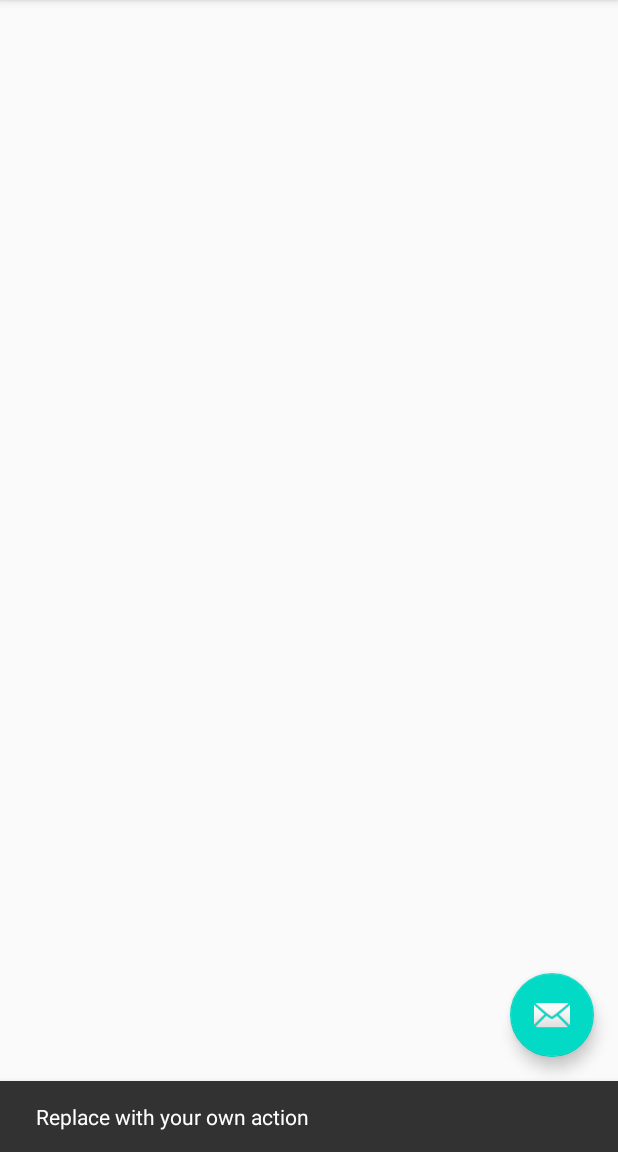
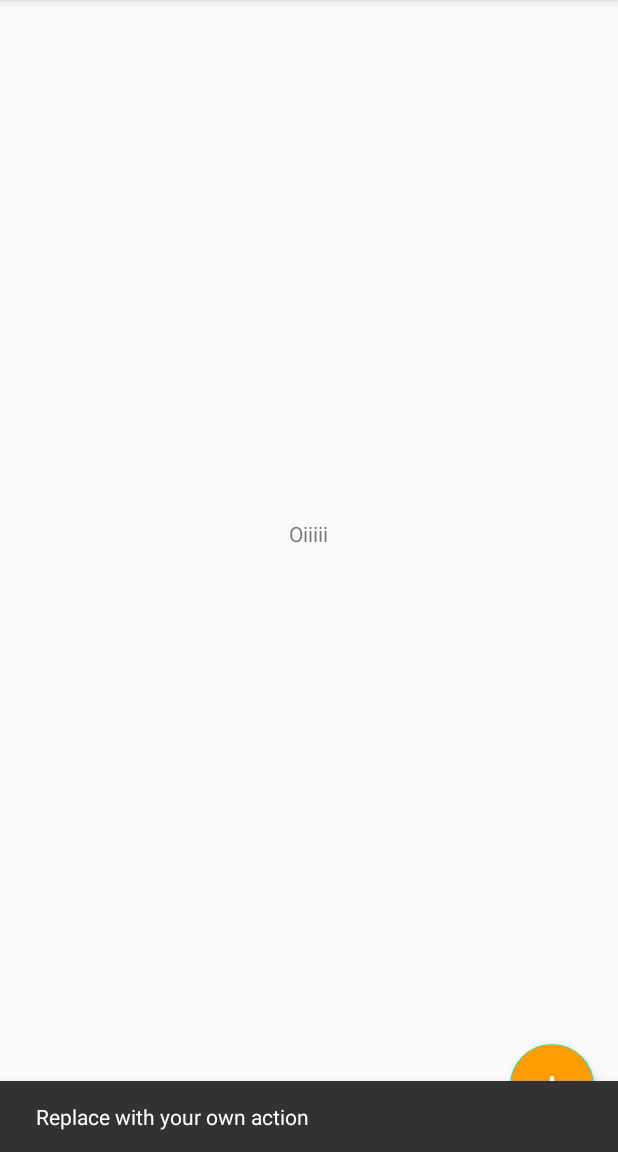
Before and after one commit to MiguelbrmFreitas/TesteCastGroup, an Android app: the screen it shows after launch (MainActivity), after a tap on an icon or button, on a phone screen of 412 x 824 dp, the part 84-1236 px from its top. Run offline under Robolectric (Android 15) with nearby library versions, the phone set to English and light mode, and no system bars.

Commit message:
Iniciando o projeto Android e rota GET /categories

```diff
--- a/TesteCastGroup/app/build.gradle
+++ b/TesteCastGroup/app/build.gradle
@@ -29,7 +29,10 @@ dependencies {
     implementation 'androidx.navigation:navigation-fragment:2.3.0'
     implementation 'androidx.navigation:navigation-ui:2.3.0'
     testImplementation 'junit:junit:4.12'
+    implementation 'com.squareup.okhttp3:okhttp:4.8.0'
+    implementation "androidx.cardview:cardview:1.0.0"
+    implementation "androidx.recyclerview:recyclerview:1.1.0"
+    implementation "androidx.recyclerview:recyclerview-selection:1.1.0-rc01"
     androidTestImplementation 'androidx.test.ext:junit:1.1.1'
     androidTestImplementation 'androidx.test.espresso:espresso-core:3.2.0'
-
 }
--- a/TesteCastGroup/app/src/main/AndroidManifest.xml
+++ b/TesteCastGroup/app/src/main/AndroidManifest.xml
@@ -10,7 +10,7 @@
         android:supportsRtl="true"
         android:theme="@style/AppTheme">
         <activity
-            android:name=".MainActivity"
+            android:name=".activities.MainActivity"
             android:label="@string/app_name"
             android:theme="@style/AppTheme.NoActionBar">
             <intent-filter>
--- a/TesteCastGroup/app/src/main/java/com/miguelbrmfreitas/testecastgroup/MainActivity.java
+++ b/TesteCastGroup/app/src/main/java/com/miguelbrmfreitas/testecastgroup/activities/MainActivity.java
@@ -1,9 +1,10 @@
-package com.miguelbrmfreitas.testecastgroup;
+package com.miguelbrmfreitas.testecastgroup.activities;
 
 import android.os.Bundle;
 
 import com.google.android.material.floatingactionbutton.FloatingActionButton;
 import com.google.android.material.snackbar.Snackbar;
+import com.miguelbrmfreitas.testecastgroup.R;
 
 import androidx.appcompat.app.AppCompatActivity;
 import androidx.appcompat.widget.Toolbar;
--- a/TesteCastGroup/app/src/main/java/com/miguelbrmfreitas/testecastgroup/FirstFragment.java
+++ b/TesteCastGroup/app/src/main/java/com/miguelbrmfreitas/testecastgroup/fragments/FirstFragment.java
@@ -1,9 +1,11 @@
-package com.miguelbrmfreitas.testecastgroup;
+package com.miguelbrmfreitas.testecastgroup.fragments;
 
 import android.os.Bundle;
 import android.view.LayoutInflater;
 import android.view.View;
 import android.view.ViewGroup;
+
+import com.miguelbrmfreitas.testecastgroup.R;
 
 import androidx.annotation.NonNull;
 import androidx.fragment.app.Fragment;
--- a/TesteCastGroup/app/src/main/java/com/miguelbrmfreitas/testecastgroup/SecondFragment.java
+++ b/TesteCastGroup/app/src/main/java/com/miguelbrmfreitas/testecastgroup/fragments/SecondFragment.java
@@ -1,9 +1,11 @@
-package com.miguelbrmfreitas.testecastgroup;
+package com.miguelbrmfreitas.testecastgroup.fragments;
 
 import android.os.Bundle;
 import android.view.LayoutInflater;
 import android.view.View;
 import android.view.ViewGroup;
+
+import com.miguelbrmfreitas.testecastgroup.R;
 
 import androidx.annotation.NonNull;
 import androidx.fragment.app.Fragment;
--- a/TesteCastGroup/app/src/main/res/layout/activity_main.xml
+++ b/TesteCastGroup/app/src/main/res/layout/activity_main.xml
@@ -1,10 +1,10 @@
 <?xml version="1.0" encoding="utf-8"?>
-<androidx.coordinatorlayout.widget.CoordinatorLayout xmlns:android="http://schemas.android.com/apk/res/android"
+<RelativeLayout xmlns:android="http://schemas.android.com/apk/res/android"
     xmlns:app="http://schemas.android.com/apk/res-auto"
     xmlns:tools="http://schemas.android.com/tools"
     android:layout_width="match_parent"
     android:layout_height="match_parent"
-    tools:context=".MainActivity">
+    tools:context=".activities.MainActivity">
 
     <com.google.android.material.appbar.AppBarLayout
         android:layout_width="match_parent"
@@ -16,7 +16,8 @@
             android:layout_width="match_parent"
             android:layout_height="?attr/actionBarSize"
             android:background="?attr/colorPrimary"
-            app:popupTheme="@style/AppTheme.PopupOverlay" />
+            app:popupTheme="@style/AppTheme.PopupOverlay"
+            />
 
     </com.google.android.material.appbar.AppBarLayout>
 
@@ -26,6 +27,17 @@
         android:layout_height="wrap_content"
         android:layout_gravity="bottom|end"
         android:layout_margin="@dimen/fab_margin"
-        app:srcCompat="@android:drawable/ic_dialog_email" />
+        app:srcCompat="@android:drawable/ic_input_add"
+        android:backgroundTint="@color/buttonColor"
+        android:tint="@color/cardview_light_background"
+        android:layout_alignParentBottom="true"
+        android:layout_alignParentEnd="true"
+        />
 
-</androidx.coordinatorlayout.widget.CoordinatorLayout>
+    <TextView
+        android:layout_width="wrap_content"
+        android:layout_height="wrap_content"
+        android:layout_centerInParent="true"
+        android:text="Oiiiii" />
+
+</RelativeLayout>
--- a/TesteCastGroup/app/src/main/res/layout/fragment_first.xml
+++ b/TesteCastGroup/app/src/main/res/layout/fragment_first.xml
@@ -4,7 +4,7 @@
     xmlns:tools="http://schemas.android.com/tools"
     android:layout_width="match_parent"
     android:layout_height="match_parent"
-    tools:context=".FirstFragment">
+    tools:context=".fragments.FirstFragment">
 
     <Button
         android:id="@+id/button_first"
--- a/TesteCastGroup/app/src/main/res/layout/fragment_second.xml
+++ b/TesteCastGroup/app/src/main/res/layout/fragment_second.xml
@@ -4,7 +4,7 @@
     xmlns:tools="http://schemas.android.com/tools"
     android:layout_width="match_parent"
     android:layout_height="match_parent"
-    tools:context=".SecondFragment">
+    tools:context=".fragments.SecondFragment">
 
     <Button
         android:id="@+id/button_second"
--- a/TesteCastGroup/app/src/main/res/menu/menu_main.xml
+++ b/TesteCastGroup/app/src/main/res/menu/menu_main.xml
@@ -1,7 +1,7 @@
 <menu xmlns:android="http://schemas.android.com/apk/res/android"
     xmlns:app="http://schemas.android.com/apk/res-auto"
     xmlns:tools="http://schemas.android.com/tools"
-    tools:context="com.miguelbrmfreitas.testecastgroup.MainActivity">
+    tools:context="com.miguelbrmfreitas.testecastgroup.activities.MainActivity">
     <item
         android:id="@+id/action_settings"
         android:orderInCategory="100"
--- a/TesteCastGroup/app/src/main/res/navigation/nav_graph.xml
+++ b/TesteCastGroup/app/src/main/res/navigation/nav_graph.xml
@@ -7,7 +7,7 @@
 
     <fragment
         android:id="@+id/FirstFragment"
-        android:name="com.miguelbrmfreitas.testecastgroup.FirstFragment"
+        android:name="com.miguelbrmfreitas.testecastgroup.fragments.FirstFragment"
         android:label="@string/first_fragment_label"
         tools:layout="@layout/fragment_first">
 
@@ -17,7 +17,7 @@
     </fragment>
     <fragment
         android:id="@+id/SecondFragment"
-        android:name="com.miguelbrmfreitas.testecastgroup.SecondFragment"
+        android:name="com.miguelbrmfreitas.testecastgroup.fragments.SecondFragment"
         android:label="@string/second_fragment_label"
         tools:layout="@layout/fragment_second">
 
--- a/TesteCastGroup/app/src/main/res/values/colors.xml
+++ b/TesteCastGroup/app/src/main/res/values/colors.xml
@@ -3,4 +3,5 @@
     <color name="colorPrimary">#6200EE</color>
     <color name="colorPrimaryDark">#3700B3</color>
     <color name="colorAccent">#03DAC5</color>
+    <color name="buttonColor">#FF9C00</color>
 </resources>
```
Also changed, not shown: TesteCastGroup/app/src/main/java/com/miguelbrmfreitas/testecastgroup/api/CategoriesApiServices.java (added, +9 -0 lines), TesteCastGroup/app/src/main/java/com/miguelbrmfreitas/testecastgroup/api/CoursesApiServices.java (added, +7 -0 lines), 2 other files.
